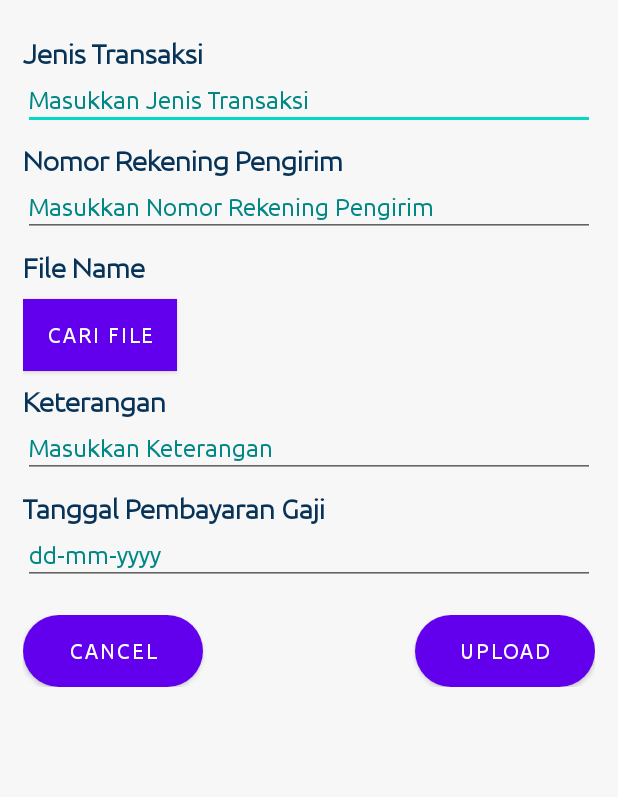
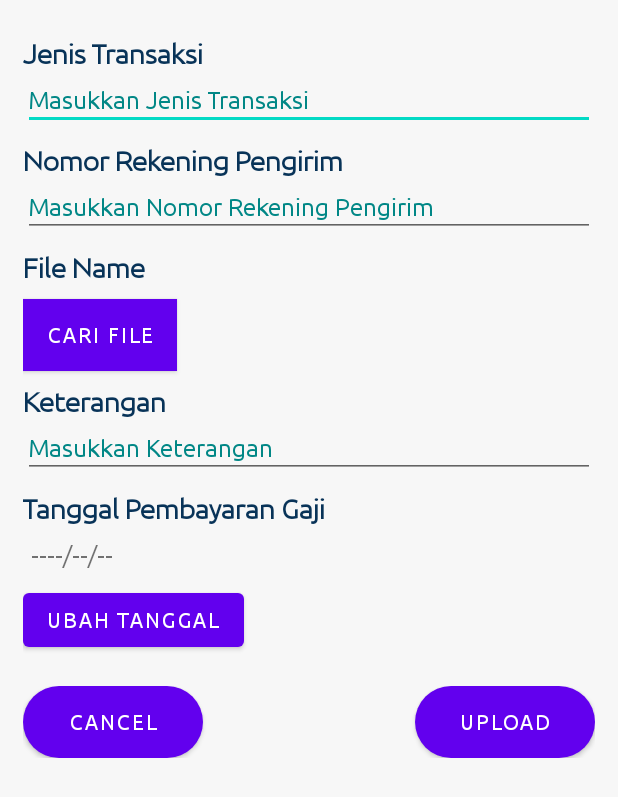
Before and after one commit to ohmantun/CMSMantap, an Android app: the BuatBaruPayrollUmum screen opened directly, with no data from a screen before it, on a phone screen of 412 x 824 dp. Shown: the top 797 px of the screen. Run offline under Robolectric (Android 15) with nearby library versions, the phone set to English and light mode, and no system bars.

Commit message:
mcm final

```diff
--- a/app/src/main/java/com/example/cmsmantap/BuatBaruPayrollUmum.kt
+++ b/app/src/main/java/com/example/cmsmantap/BuatBaruPayrollUmum.kt
@@ -1,9 +1,13 @@
 package com.example.cmsmantap.data
 
+import android.app.DatePickerDialog
 import android.content.Intent
 import androidx.appcompat.app.AppCompatActivity
 import android.os.Bundle
 import android.util.Log
+import android.view.View
+import android.widget.Button
+import android.widget.DatePicker
 import android.widget.TextView
 import android.widget.Toast
 import androidx.lifecycle.Observer
@@ -15,17 +19,58 @@ import com.example.cmsmantap.R
 import com.example.cmsmantap.ui.MakerAdapter
 import com.example.cmsmantap.viewmodel.HomeViewModel
 import kotlinx.android.synthetic.main.fragment_buatbaru.*
+import java.text.SimpleDateFormat
 import java.time.LocalDateTime
 import java.time.format.DateTimeFormatter
+import java.util.*
 
 
 class BuatBaruPayrollUmum : AppCompatActivity(), MakerAdapter.HomeListener {
     private lateinit var vm: HomeViewModel
 
+    var button_date: Button? = null
+    var textview_date: TextView? = null
+    var cal = Calendar.getInstance()
+
     override fun onCreate(savedInstanceState: Bundle?) {
         super.onCreate(savedInstanceState)
         setTheme(R.style.Theme_CMSMantap)
         setContentView(R.layout.fragment_buatbaru)
+
+        // function buat datepicker
+
+        // get the references from layout file
+        textview_date = this.et_tglPembayaranGaji
+        button_date = this.button_date_1
+
+        textview_date!!.text = "----/--/--"
+
+        // create an OnDateSetListener
+        val dateSetListener = object : DatePickerDialog.OnDateSetListener {
+            override fun onDateSet(view: DatePicker, year: Int, monthOfYear: Int,
+                                   dayOfMonth: Int) {
+                cal.set(Calendar.YEAR, year)
+                cal.set(Calendar.MONTH, monthOfYear)
+                cal.set(Calendar.DAY_OF_MONTH, dayOfMonth)
+                updateDateInView()
+            }
+        }
+
+        // when you click on the button, show DatePickerDialog that is set with OnDateSetListener
+        button_date!!.setOnClickListener(object : View.OnClickListener {
+            override fun onClick(view: View) {
+                DatePickerDialog(this@BuatBaruPayrollUmum,
+                    dateSetListener,
+                    // set DatePickerDialog to point to today's date when it loads up
+                    cal.get(Calendar.YEAR),
+                    cal.get(Calendar.MONTH),
+                    cal.get(Calendar.DAY_OF_MONTH)).show()
+            }
+        })
+
+        // end function buat date picker
+
+
         vm = ViewModelProvider(this)[HomeViewModel::class.java]
         val inputJenisTransaksi = findViewById<TextView>(R.id.et_jenisTransaksi)
         val inputNoRekPengirim = findViewById<TextView>(R.id.et_noRekPengirim)
@@ -69,4 +114,10 @@ class BuatBaruPayrollUmum : AppCompatActivity(), MakerAdapter.HomeListener {
         }
     }
 
+    private fun updateDateInView() {
+        val myFormat = "yyyy-MM-dd" // mention the format you need
+        val sdf = SimpleDateFormat(myFormat, Locale.US)
+        textview_date!!.text = sdf.format(cal.getTime())
+    }
+
 }
--- a/app/src/main/java/com/example/cmsmantap/Pengaturan.kt
+++ b/app/src/main/java/com/example/cmsmantap/Pengaturan.kt
@@ -9,6 +9,7 @@ import android.os.Bundle
 import android.widget.Button
 import android.widget.ImageButton
 import android.widget.ImageView
+import android.widget.TextView
 import androidx.cardview.widget.CardView
 import com.example.cmsmantap.data.LoginActivity
 
@@ -17,6 +18,10 @@ class Pengaturan : AppCompatActivity() {
         super.onCreate(savedInstanceState)
         setTheme(R.style.Theme_CMSMantap)
         setContentView(R.layout.activity_pengaturan)
+
+        val nama=intent.getStringExtra("nama")
+        val idUserMaker = findViewById<TextView>(R.id.idUserMaker)
+        idUserMaker.text = nama
 
       //  val btnPayrollUmum = findViewById<ImageButton>(R.id.btnPayroll_umum)
       //  val btnPayrollPensiunan = findViewById<ImageButton>(R.id.btnPayroll_pensiunan)
@@ -32,6 +37,7 @@ class Pengaturan : AppCompatActivity() {
 
         btnBeranda.setOnClickListener{
             val intent = Intent(this, Beranda::class.java)
+            intent.putExtra("nama",nama)
             startActivity(intent)
         }
 
--- a/app/src/main/java/com/example/cmsmantap/data/LoginActivity.kt
+++ b/app/src/main/java/com/example/cmsmantap/data/LoginActivity.kt
@@ -76,6 +76,8 @@ class LoginActivity : AppCompatActivity() {
                         // val role_id = it.data.user.role_id
                         if(it.data?.user?.role_id === 1) {
                             val intent = Intent(this, Beranda::class.java)
+                            intent.putExtra("nama",it.data?.user?.nama)
+                            intent.putExtra("nama",it.data?.user?.username)
                             startActivity(intent)
                             finish()
                         } else if(it.data?.user?.role_id === 2){
--- a/app/src/main/res/layout/fragment_buatbaru.xml
+++ b/app/src/main/res/layout/fragment_buatbaru.xml
@@ -132,14 +132,20 @@
             android:textColor="#083358"
             android:layout_marginTop="10dp"/>
 
-        <EditText
+        <TextView
             android:id="@+id/et_tglPembayaranGaji"
-            android:layout_width="match_parent"
+            android:layout_width="wrap_content"
             android:layout_height="wrap_content"
-            android:hint="dd-mm-yyyy"
             android:textSize="16sp"
-            android:textColor="@color/black"
-            android:textColorHint="@color/teal_700"/>
+            android:layout_marginLeft="5dp"
+            android:layout_marginTop="10dp"
+            android:layout_marginBottom="10dp" />
+
+        <Button
+            android:id="@+id/button_date_1"
+            android:layout_width="wrap_content"
+            android:layout_height="wrap_content"
+            android:text="Ubah Tanggal" />
 
         <GridLayout
             android:layout_width="match_parent"
--- a/app/src/main/res/mipmap-anydpi-v26/ic_launcher.xml
+++ b/app/src/main/res/mipmap-anydpi-v26/ic_launcher.xml
@@ -1,5 +1,5 @@
 <?xml version="1.0" encoding="utf-8"?>
 <adaptive-icon xmlns:android="http://schemas.android.com/apk/res/android">
     <background android:drawable="@drawable/ic_launcher_background" />
-    <foreground android:drawable="@drawable/ic_launcher_foreground" />
+    <foreground android:drawable="@drawable/mcmlogo" />
 </adaptive-icon>
```
Also changed, not shown: app/src/main/java/com/example/cmsmantap/Beranda.kt (+8 -1 lines), app/src/main/res/layout/activity_main_page.xml (+3 -4 lines), app/src/main/res/layout/activity_pengaturan.xml (+7 -8 lines), app/src/main/res/values/strings.xml (+5 -5 lines).
